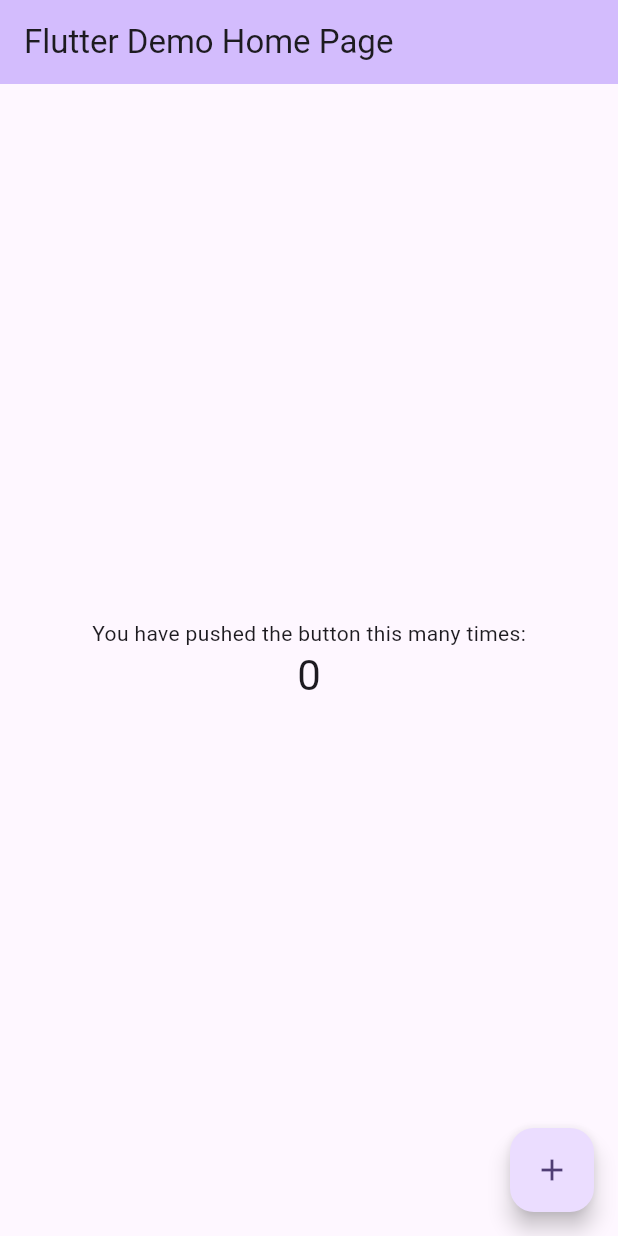
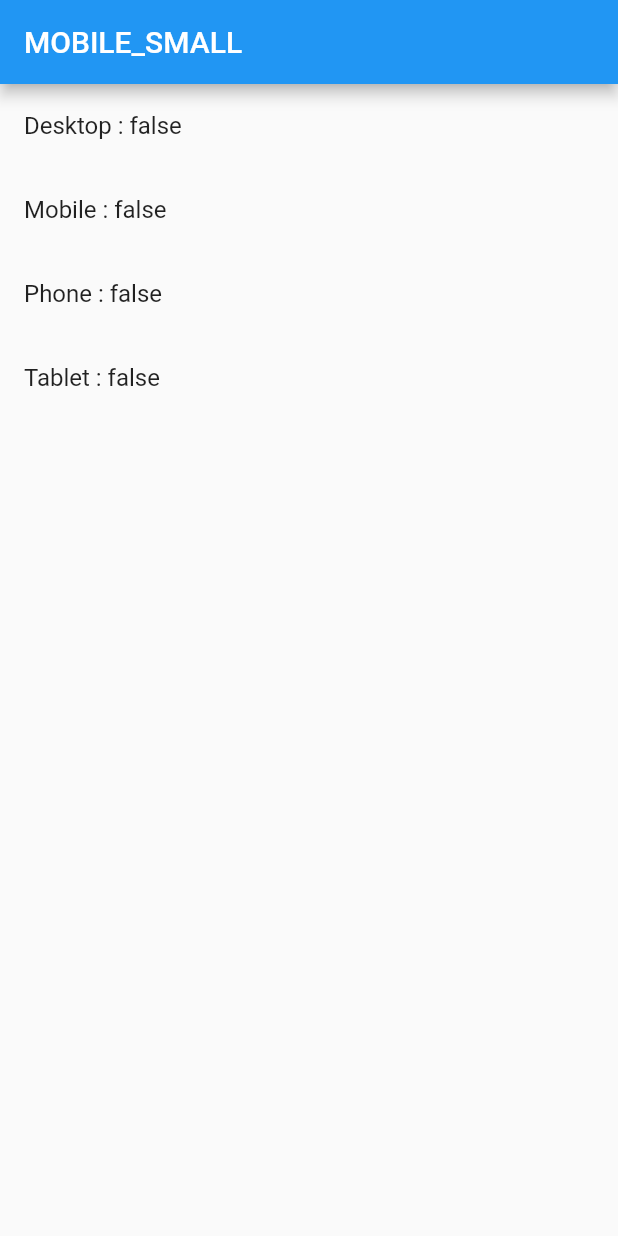
Before and after one commit to akhilarimbra/flutter_responsive_demo, a Flutter app: the screen it shows after launch, on a phone screen of 412 x 824 dp. Run offline on Flutter 3.47's test engine with Material 2 defaults, Android fonts, the phone set to English and light mode, and no system bars; our stand-ins replace responsive_framework.

Commit message:
conditions added

```diff
--- /dev/null
+++ b/lib/app.dart
@@ -0,0 +1,34 @@
+import 'package:flutter/material.dart';
+import 'package:responsive_demo/constant/responsive_breakpoint.dart';
+import 'package:responsive_demo/model/breakpoint.dart';
+import 'package:responsive_demo/screen/home.dart';
+import 'package:responsive_framework/breakpoint.dart';
+import 'package:responsive_framework/responsive_breakpoints.dart';
+
+class App extends StatefulWidget {
+  const App({super.key});
+
+  @override
+  State<App> createState() => _AppState();
+}
+
+class _AppState extends State<App> {
+  @override
+  Widget build(BuildContext context) {
+    return MaterialApp(
+      title: 'Responsive Demo',
+      home: const HomeScreen(),
+      builder: (context, child) => ResponsiveBreakpoints.builder(
+          child: child!,
+          breakpoints: breakpoints
+              .map(
+                (BreakpointModel breakpoint) => Breakpoint(
+                  start: breakpoint.start.toDouble(),
+                  end: breakpoint.end.toDouble(),
+                  name: breakpoint.name.name,
+                ),
+              )
+              .toList()),
+    );
+  }
+}
--- /dev/null
+++ b/lib/constant/responsive_breakpoint.dart
@@ -0,0 +1,49 @@
+import 'package:responsive_demo/model/breakpoint.dart';
+
+enum ResponsiveBreakpoint {
+  MOBILE_SMALL, // ignore: constant_identifier_names
+  MOBILE_MEDIUM, // ignore: constant_identifier_names
+  TABLET, // ignore: constant_identifier_names
+  LAPTOP, // ignore: constant_identifier_names
+  LAPTOP_LARGE, // ignore: constant_identifier_names
+  DESKTOP, // ignore: constant_identifier_names
+  DESKTOP_LARGE // ignore: constant_identifier_names
+}
+
+final List<BreakpointModel> breakpoints = [
+  BreakpointModel.fromMap({
+    "start": 0.0,
+    "end": 575.0,
+    "name": ResponsiveBreakpoint.MOBILE_SMALL,
+  }),
+  BreakpointModel.fromMap({
+    "start": 576.0,
+    "end": 767.0,
+    "name": ResponsiveBreakpoint.MOBILE_MEDIUM,
+  }),
+  BreakpointModel.fromMap({
+    "start": 768.0,
+    "end": 991.0,
+    "name": ResponsiveBreakpoint.TABLET,
+  }),
+  BreakpointModel.fromMap({
+    "start": 992.0,
+    "end": 1199.0,
+    "name": ResponsiveBreakpoint.LAPTOP,
+  }),
+  BreakpointModel.fromMap({
+    "start": 1200.0,
+    "end": 1439.0,
+    "name": ResponsiveBreakpoint.LAPTOP_LARGE,
+  }),
+  BreakpointModel.fromMap({
+    "start": 1440.0,
+    "end": 1919.0,
+    "name": ResponsiveBreakpoint.DESKTOP,
+  }),
+  BreakpointModel.fromMap({
+    "start": 1920.0,
+    "end": double.infinity,
+    "name": ResponsiveBreakpoint.DESKTOP_LARGE
+  }),
+];
--- a/lib/main.dart
+++ b/lib/main.dart
@@ -1,125 +1,6 @@
 import 'package:flutter/material.dart';
+import 'package:responsive_demo/app.dart';
 
 void main() {
-  runApp(const MyApp());
+  runApp(const App());
 }
-
-class MyApp extends StatelessWidget {
-  const MyApp({super.key});
-
-  // This widget is the root of your application.
-  @override
-  Widget build(BuildContext context) {
-    return MaterialApp(
-      title: 'Flutter Demo',
-      theme: ThemeData(
-        // This is the theme of your application.
-        //
-        // TRY THIS: Try running your application with "flutter run". You'll see
-        // the application has a blue toolbar. Then, without quitting the app,
-        // try changing the seedColor in the colorScheme below to Colors.green
-        // and then invoke "hot reload" (save your changes or press the "hot
-        // reload" button in a Flutter-supported IDE, or press "r" if you used
-        // the command line to start the app).
-        //
-        // Notice that the counter didn't reset back to zero; the application
-        // state is not lost during the reload. To reset the state, use hot
-        // restart instead.
-        //
-        // This works for code too, not just values: Most code changes can be
-        // tested with just a hot reload.
-        colorScheme: ColorScheme.fromSeed(seedColor: Colors.deepPurple),
-        useMaterial3: true,
-      ),
-      home: const MyHomePage(title: 'Flutter Demo Home Page'),
-    );
-  }
-}
-
-class MyHomePage extends StatefulWidget {
-  const MyHomePage({super.key, required this.title});
-
-  // This widget is the home page of your application. It is stateful, meaning
-  // that it has a State object (defined below) that contains fields that affect
-  // how it looks.
-
-  // This class is the configuration for the state. It holds the values (in this
-  // case the title) provided by the parent (in this case the App widget) and
-  // used by the build method of the State. Fields in a Widget subclass are
-  // always marked "final".
-
-  final String title;
-
-  @override
-  State<MyHomePage> createState() => _MyHomePageState();
-}
-
-class _MyHomePageState extends State<MyHomePage> {
-  int _counter = 0;
-
-  void _incrementCounter() {
-    setState(() {
-      // This call to setState tells the Flutter framework that something has
-      // changed in this State, which causes it to rerun the build method below
-      // so that the display can reflect the updated values. If we changed
-      // _counter without calling setState(), then the build method would not be
-      // called again, and so nothing would appear to happen.
-      _counter++;
-    });
-  }
-
-  @override
-  Widget build(BuildContext context) {
-    // This method is rerun every time setState is called, for instance as done
-    // by the _incrementCounter method above.
-    //
-    // The Flutter framework has been optimized to make rerunning build methods
-    // fast, so that you can just rebuild anything that needs updating rather
-    // than having to individually change instances of widgets.
-    return Scaffold(
-      appBar: AppBar(
-        // TRY THIS: Try changing the color here to a specific color (to
-        // Colors.amber, perhaps?) and trigger a hot reload to see the AppBar
-        // change color while the other colors stay the same.
-        backgroundColor: Theme.of(context).colorScheme.inversePrimary,
-        // Here we take the value from the MyHomePage object that was created by
-        // the App.build method, and use it to set our appbar title.
-        title: Text(widget.title),
-      ),
-      body: Center(
-        // Center is a layout widget. It takes a single child and positions it
-        // in the middle of the parent.
-        child: Column(
-          // Column is also a layout widget. It takes a list of children and
-          // arranges them vertically. By default, it sizes itself to fit its
-          // children horizontally, and tries to be as tall as its parent.
-          //
-          // Column has various properties to control how it sizes itself and
-          // how it positions its children. Here we use mainAxisAlignment to
-          // center the children vertically; the main axis here is the vertical
-          // axis because Columns are vertical (the cross axis would be
-          // horizontal).
-          //
-          // TRY THIS: Invoke "debug painting" (choose the "Toggle Debug Paint"
-          // action in the IDE, or press "p" in the console), to see the
-          // wireframe for each widget.
-          mainAxisAlignment: MainAxisAlignment.center,
-          children: <Widget>[
-            const Text(
-              'You have pushed the button this many times:',
-            ),
-            Text(
-              '$_counter',
-              style: Theme.of(context).textTheme.headlineMedium,
-            ),
-          ],
-        ),
-      ),
-      floatingActionButton: FloatingActionButton(
-        onPressed: _incrementCounter,
-        tooltip: 'Increment',
-        child: const Icon(Icons.add),
-      ), // This trailing comma makes auto-formatting nicer for build methods.
-    );
-  }
-}
--- /dev/null
+++ b/lib/model/breakpoint.dart
@@ -0,0 +1,21 @@
+import 'package:responsive_demo/constant/responsive_breakpoint.dart';
+
+class BreakpointModel {
+  final double start;
+  final double end;
+  final ResponsiveBreakpoint name;
+
+  BreakpointModel({
+    required this.start,
+    required this.end,
+    required this.name,
+  });
+
+  factory BreakpointModel.fromMap(Map<String, dynamic> map) {
+    return BreakpointModel(
+      start: map['start'] as double,
+      end: map['end'] as double,
+      name: map['name'],
+    );
+  }
+}
--- /dev/null
+++ b/lib/screen/home.dart
@@ -0,0 +1,44 @@
+import 'package:flutter/material.dart';
+import 'package:responsive_framework/responsive_breakpoints.dart';
+
+class HomeScreen extends StatefulWidget {
+  const HomeScreen({super.key});
+
+  @override
+  State<HomeScreen> createState() => _HomeScreenState();
+}
+
+class _HomeScreenState extends State<HomeScreen> {
+  @override
+  Widget build(BuildContext context) {
+    return Scaffold(
+      appBar: AppBar(
+        title: Text(
+          ResponsiveBreakpoints.of(context).breakpoint.name ?? 'Undefined',
+        ),
+      ),
+      body: ListView(children: [
+        ListTile(
+          title: Text(
+            'Desktop : ${ResponsiveBreakpoints.of(context).isDesktop}',
+          ),
+        ),
+        ListTile(
+          title: Text(
+            'Mobile : ${ResponsiveBreakpoints.of(context).isMobile}',
+          ),
+        ),
+        ListTile(
+          title: Text(
+            'Phone : ${ResponsiveBreakpoints.of(context).isPhone}',
+          ),
+        ),
+        ListTile(
+          title: Text(
+            'Tablet : ${ResponsiveBreakpoints.of(context).isTablet}',
+          ),
+        )
+      ]),
+    );
+  }
+}
```
Also changed, not shown: pubspec.yaml (+3 -4 lines), 1 other file.
